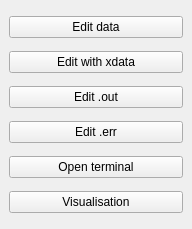
Old version of the form Outils/IHM/TRUST_PLOT2D/src/trust_plot2d/MenuTRUSTWidget.ui in the repository cea-trust-platform/trust-code.
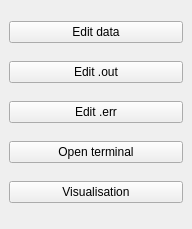
New version of the form.

Commit message: Correction of the display of the probes in the GUI

The edit to the form file:
```diff
--- a/Outils/IHM/TRUST_PLOT2D/src/trust_plot2d/MenuTRUSTWidget.ui
+++ b/Outils/IHM/TRUST_PLOT2D/src/trust_plot2d/MenuTRUSTWidget.ui
@@ -28,13 +28,6 @@
       </property>
      </widget>
     </item>
-    <item>
-     <widget class="QPushButton" name="editXDATAButton">
-      <property name="text">
-       <string>Edit with xdata</string>
-      </property>
-     </widget>
-    </item>
     <item>
      <widget class="QPushButton" name="editOutButton">
       <property name="text">
```
Left out of the diff: 17 changed lines with no effect on the pictures.
